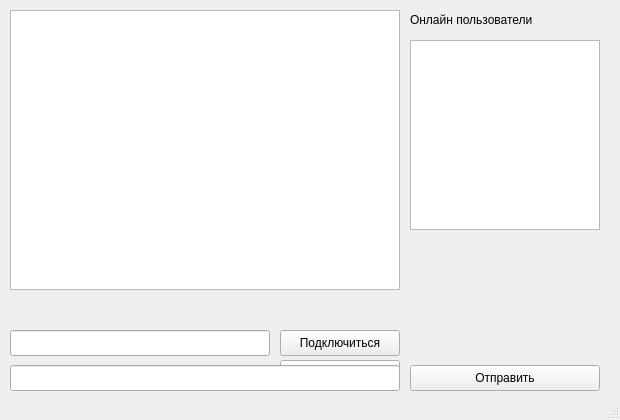
First picture: the form in untitled/mainwindow.ui, repository Tivis440/messenger, before the edit.
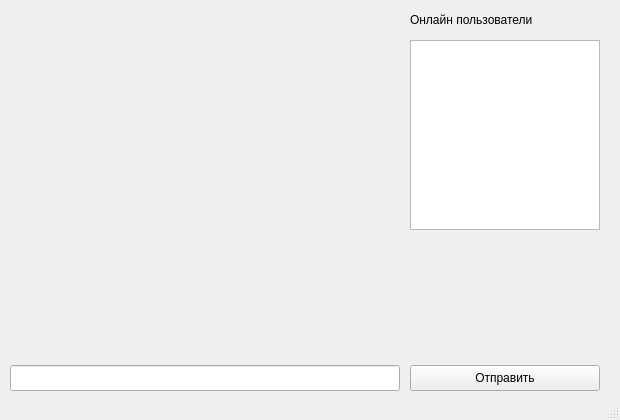
Second picture: the form after the edit.

Commit message: Remove unused client UI code [skip ci]

```diff
--- a/untitled/mainwindow.ui
+++ b/untitled/mainwindow.ui
@@ -14,19 +14,6 @@
    <string>Мессенджер</string>
   </property>
   <widget class="QWidget" name="centralwidget">
-   <widget class="QTextEdit" name="textEdit">
-    <property name="geometry">
-     <rect>
-      <x>10</x>
-      <y>10</y>
-      <width>390</width>
-      <height>280</height>
-     </rect>
-    </property>
-    <property name="readOnly">
-     <bool>true</bool>
-    </property>
-   </widget>
    <widget class="QListWidget" name="listWidget_users">
     <property name="geometry">
      <rect>
@@ -50,42 +37,6 @@
      <string>Онлайн пользователи</string>
     </property>
    </widget>
-   <widget class="QLineEdit" name="lineEdit_username">
-    <property name="geometry">
-     <rect>
-      <x>10</x>
-      <y>330</y>
-      <width>260</width>
-      <height>26</height>
-     </rect>
-    </property>
-   </widget>
-   <widget class="QPushButton" name="buttonConnect">
-    <property name="geometry">
-     <rect>
-      <x>280</x>
-      <y>330</y>
-      <width>120</width>
-      <height>26</height>
-     </rect>
-    </property>
-    <property name="text">
-     <string>Подключиться</string>
-    </property>
-   </widget>
-   <widget class="QPushButton" name="buttonRegister">
-    <property name="geometry">
-     <rect>
-      <x>280</x>
-      <y>360</y>
-      <width>120</width>
-      <height>26</height>
-     </rect>
-    </property>
-    <property name="text">
-     <string>Зарегистрироваться</string>
-    </property>
-   </widget>
    <widget class="QLineEdit" name="lineEdit_message">
     <property name="geometry">
      <rect>
```
The commit also changes 3 other files.
